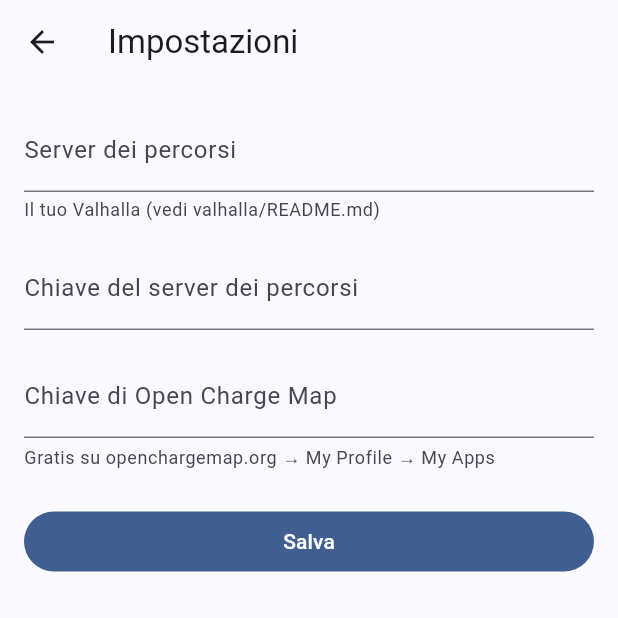
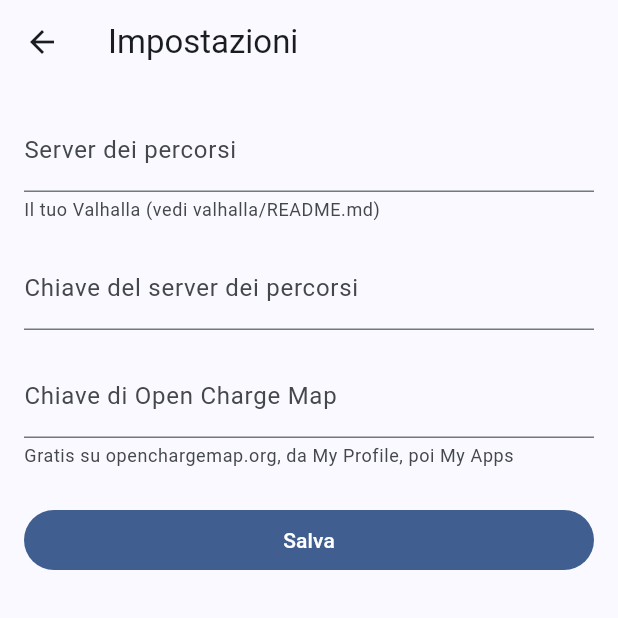
Before and after one commit to danigio15/gdanav, a Flutter app: the screen it shows after launch, after a tap on the "settings" icon, on a phone screen of 412 x 824 dp, the top half of it. Run offline on Flutter 3.47's test engine with Material 3 defaults, Android fonts, the phone set to English and light mode, and no system bars; our stand-ins replace flutter_secure_storage, geolocator; missing offline and left inert: cryptography, maplibre_gl, mobile_scanner.

Commit message:
Soste e impostazioni senza frecce
«dal 15% al 20%» al posto di «15% → 20%», e lo stesso nel suggerimento
della chiave di Open Charge Map: la freccia non c'è in tutti i caratteri
e in anteprima usciva come un quadratino. Così si legge anche meglio.

Co-Authored-By: Claude Opus 5.5 <noreply@anthropic.com>
Claude-Session: https://claude.ai/code/session_01FNouQc3gyVQmfSih9paoYr

```diff
--- a/app/lib/schermate/impostazioni.dart
+++ b/app/lib/schermate/impostazioni.dart
@@ -83,7 +83,7 @@ class _SchermataImpostazioniState extends State<SchermataImpostazioni> {
                   controller: _chiaveOcm,
                   decoration: const InputDecoration(
                     labelText: 'Chiave di Open Charge Map',
-                    helperText: 'Gratis su openchargemap.org → My Profile → My Apps',
+                    helperText: 'Gratis su openchargemap.org, da My Profile, poi My Apps',
                   ),
                 ),
                 const SizedBox(height: 24),
--- a/app/lib/schermate/scheda_viaggio.dart
+++ b/app/lib/schermate/scheda_viaggio.dart
@@ -102,7 +102,7 @@ class _Pronto extends StatelessWidget {
               title: Text(s.colonnina.nome),
               subtitle: Text(
                 '${(s.colonnina.distanzaM / 1000).round()} km · ${s.colonnina.potenzaKw.round()} kW · '
-                '${s.batteriaArrivo.round()}% → ${s.batteriaPartenza.round()}% in ${durata(s.ricarica)}',
+                'dal ${s.batteriaArrivo.round()}% al ${s.batteriaPartenza.round()}% in ${durata(s.ricarica)}',
               ),
             ),
         const SizedBox(height: 4),
```
